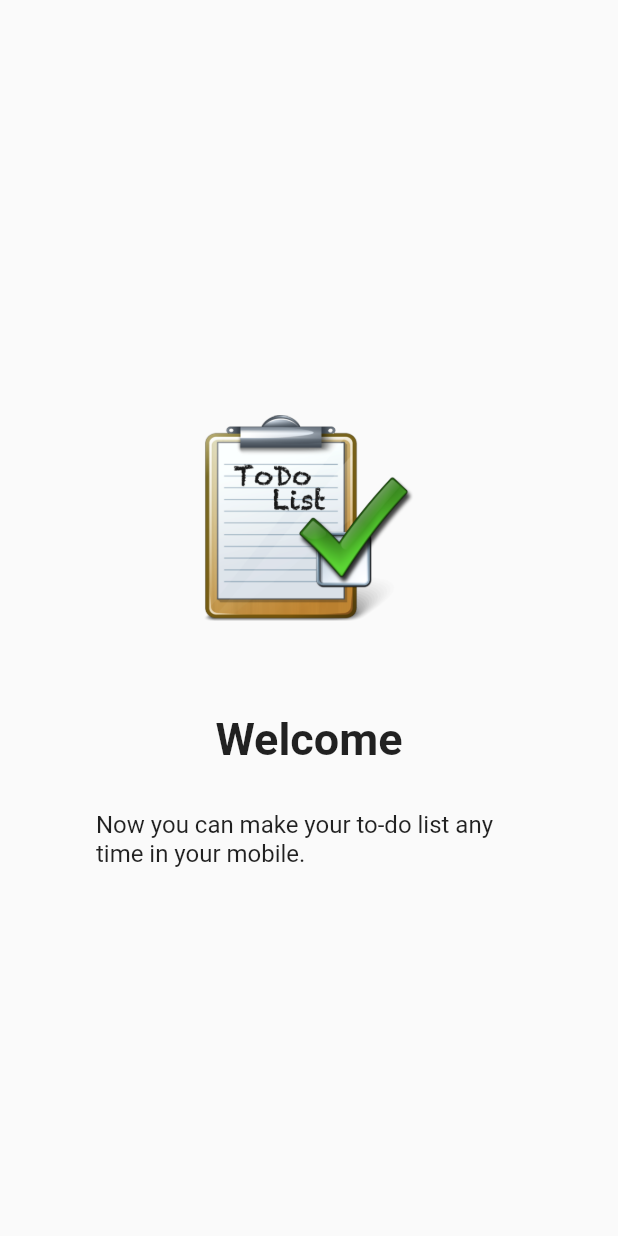
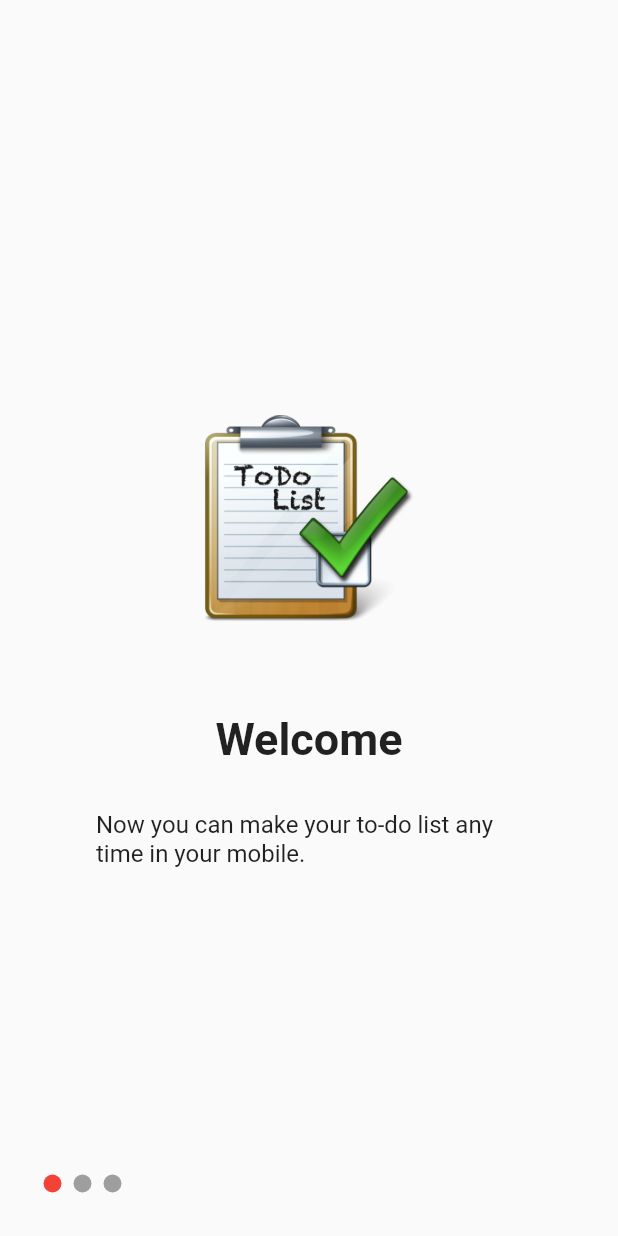
Before and after one commit to sakib556/To-Do-List-App-Sqflite-GetX-, a Flutter app: the screen it shows after launch, on a phone screen of 412 x 824 dp. Run offline on Flutter 3.47's test engine with Material 2 defaults, Android fonts, the phone set to English and light mode, and no system bars; our stand-ins replace get.

Commit message:
onboarding page - dotted design & developed

```diff
--- a/lib/controllers/onboarding_controller.dart
+++ b/lib/controllers/onboarding_controller.dart
@@ -1,6 +1,9 @@
+import 'package:get/get.dart';
 import 'package:to_do_list_app_flutter/models/onboarding_info.dart';
 
-class OnboardingController {
+class OnboardingController extends GetxController {
+  var selectedPageIndex = 0.obs;
+
   List<OnboardingInfo> onboardingPages = [
     OnboardingInfo('assets/images/todo_logo1.png', 'Welcome',
         'Now you can make your to-do list any time in your mobile.'),
--- a/lib/main.dart
+++ b/lib/main.dart
@@ -1,4 +1,5 @@
 import 'package:flutter/material.dart';
+import 'package:get/get.dart';
 import 'package:to_do_list_app_flutter/views/onboarding/onboarding_page.dart';
 
 void main() {
@@ -10,9 +11,13 @@ class MyApp extends StatelessWidget {
 
   @override
   Widget build(BuildContext context) {
-    return MaterialApp(
+    return GetMaterialApp(
+      title: 'To do list',
+      theme: ThemeData(
+        primarySwatch: Colors.blue,
+        visualDensity: VisualDensity.adaptivePlatformDensity,
+      ),
       debugShowCheckedModeBanner: false,
-      title: 'Flutter Demo',
       home: OnboardingPage(),
     );
   }
--- a/lib/views/onboarding/onboarding_page.dart
+++ b/lib/views/onboarding/onboarding_page.dart
@@ -1,12 +1,12 @@
-import 'dart:ui';
-
 import 'package:flutter/material.dart';
+import 'package:get/get.dart';
 
 import '../../controllers/onboarding_controller.dart';
 
 class OnboardingPage extends StatelessWidget {
   OnboardingPage({Key? key}) : super(key: key);
   final _controller = OnboardingController();
+
   @override
   Widget build(BuildContext context) {
     return SafeArea(
@@ -15,6 +15,7 @@ class OnboardingPage extends StatelessWidget {
         children: [
           PageView.builder(
               itemCount: _controller.onboardingPages.length,
+              onPageChanged: _controller.selectedPageIndex,
               itemBuilder: (context, index) {
                 return Container(
                   child: Column(
@@ -25,28 +26,50 @@ class OnboardingPage extends StatelessWidget {
                         width: 140,
                         height: 200,
                       ),
-                      SizedBox(
+                      const SizedBox(
                         height: 30,
                       ),
                       Text(
                         _controller.onboardingPages[index].title,
-                        style: TextStyle(
+                        style: const TextStyle(
                             fontSize: 30, fontWeight: FontWeight.bold),
                       ),
-                      SizedBox(
+                      const SizedBox(
                         height: 30,
                       ),
                       Padding(
                         padding: const EdgeInsets.symmetric(horizontal: 64.0),
                         child: Text(
                           _controller.onboardingPages[index].description,
-                          style: TextStyle(fontSize: 16),
+                          style: const TextStyle(fontSize: 16),
                         ),
                       ),
                     ],
                   ),
                 );
               }),
+          Positioned(
+            bottom: 25,
+            left: 25,
+            child: Row(
+              children: List.generate(
+                _controller.onboardingPages.length,
+                (index) => Obx(() {
+                  return Container(
+                    margin: const EdgeInsets.all(4),
+                    width: 12,
+                    height: 12,
+                    decoration: BoxDecoration(
+                      color: _controller.selectedPageIndex.value == index
+                          ? Colors.red
+                          : Colors.grey,
+                      shape: BoxShape.circle,
+                    ),
+                  );
+                }),
+              ),
+            ),
+          ),
         ],
       )),
     );
--- a/pubspec.yaml
+++ b/pubspec.yaml
@@ -29,7 +29,7 @@ environment:
 dependencies:
   flutter:
     sdk: flutter
-  get: ^4.6.3
+  get: ^4.6.5
 
   # The following adds the Cupertino Icons font to your application.
   # Use with the CupertinoIcons class for iOS style icons.
```
Also changed, not shown: pubspec.lock.
